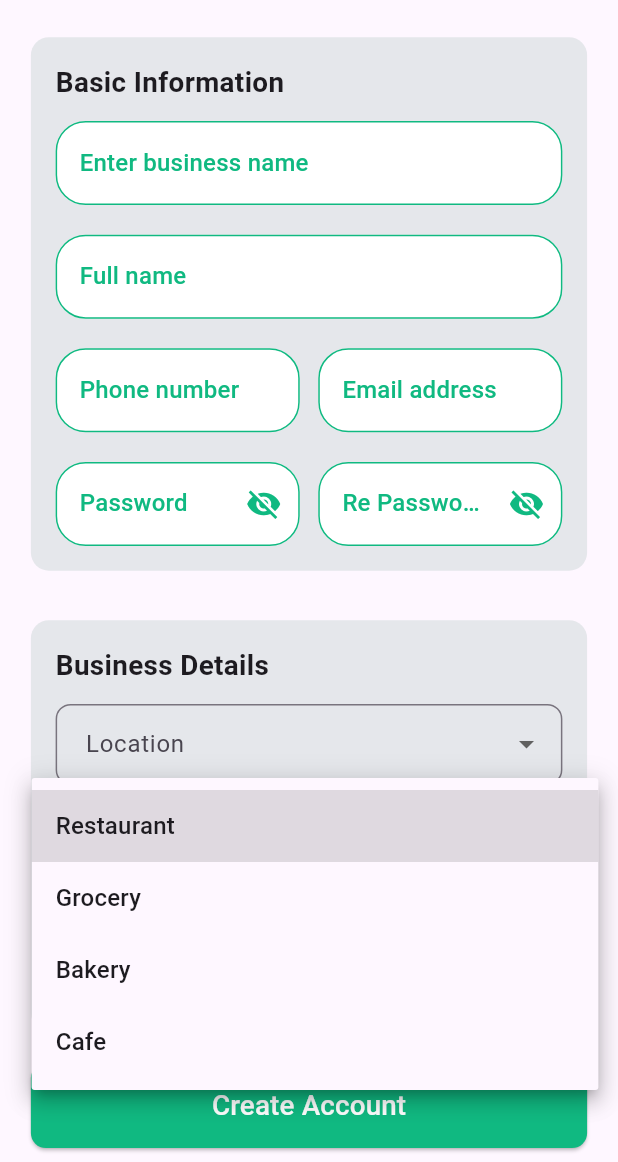
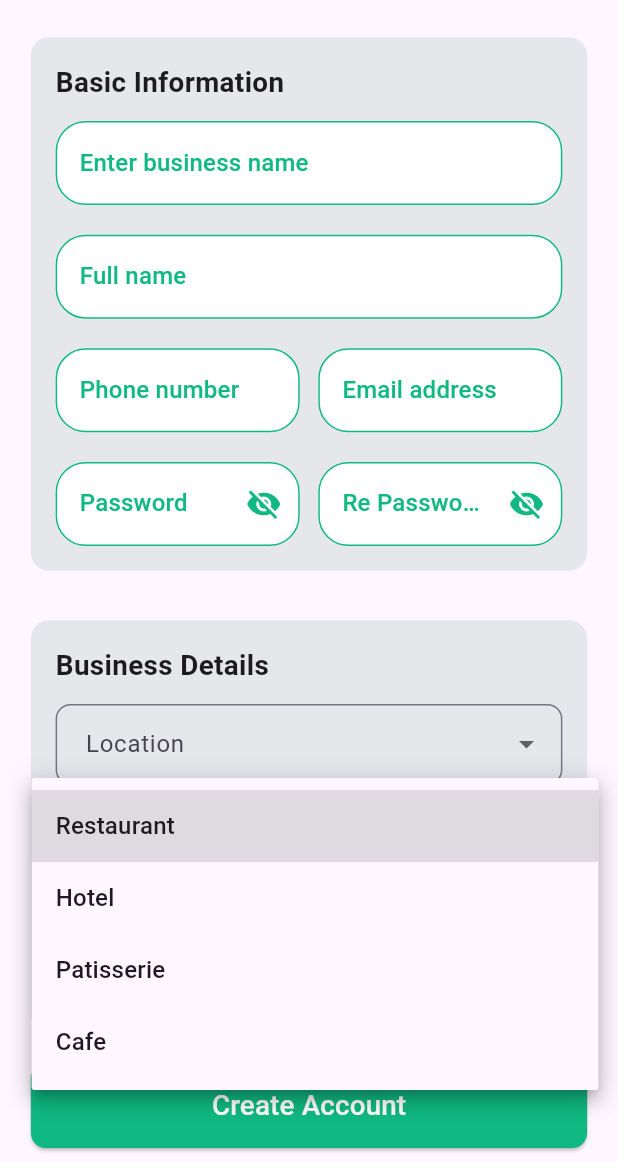
Before and after one commit to Faridaessam1/eco, a Flutter app: the SellerSignUpScreen screen opened directly, after a tap on "Restaurant", on a phone screen of 412 x 824 dp, the part 74-1236 px from its top. Run offline on Flutter 3.47's test engine with Material 3 defaults, Android fonts, the phone set to English and light mode, and no system bars; our stand-ins replace animated_custom_dropdown, bot_toast, cloud_firestore, firebase_auth, firebase_core, flutter_easyloading and 3 more; accounts and stored records are empty; generated files the repository leaves out were written again.

Commit message:
edit on seller_sign_up_screen.dart

```diff
--- a/lib/ui/auth/seller_sign_up_screen.dart
+++ b/lib/ui/auth/seller_sign_up_screen.dart
@@ -1,6 +1,5 @@
 import 'package:eco_eaters_app_3/core/utils/snack_bar_services.dart';
 import 'package:firebase_auth/firebase_auth.dart';
-import 'package:flutter/cupertino.dart';
 import 'package:flutter/material.dart';
 import '../../core/constants/app_assets.dart';
 import '../../core/constants/app_colors.dart';
@@ -30,8 +29,8 @@ class _SellerSignUpScreenState extends State<SellerSignUpScreen> {
 
   final businessTypes = [
     'Restaurant',
-    'Grocery',
-    'Bakery',
+    'Hotel',
+    'Patisserie',
     'Cafe',
   ];
   final operatingHours = [
@@ -47,6 +46,7 @@ class _SellerSignUpScreenState extends State<SellerSignUpScreen> {
     'New Cairo',
     '6th of October',
     'Mohandessin',
+    'El Abbasia',
     'Shubra',
     'Downtown',
   ];
```
Also changed, not shown: pubspec.lock.
